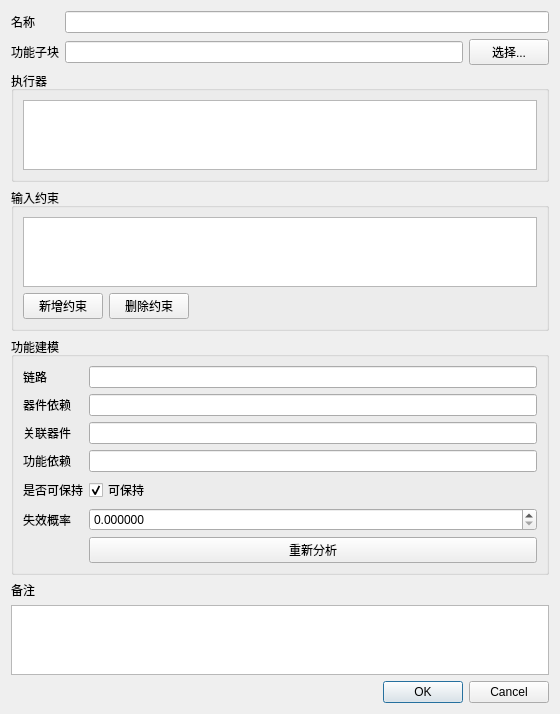
First picture: the form in widget/functioneditdialog.ui, repository lushisongicloud/T-Designer, before the edit.
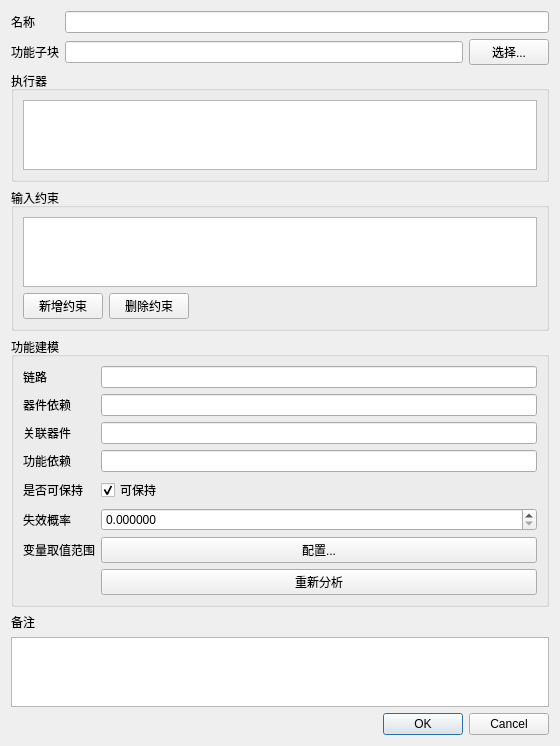
Second picture: the form after the edit.

Patch:
```diff
--- a/widget/functioneditdialog.ui
+++ b/widget/functioneditdialog.ui
@@ -194,7 +194,21 @@
         </property>
        </widget>
       </item>
+      <item row="6" column="0">
+       <widget class="QLabel" name="labelVariableConfig">
+        <property name="text">
+         <string>变量取值范围</string>
+        </property>
+       </widget>
+      </item>
       <item row="6" column="1">
+       <widget class="QPushButton" name="btnVariableValues">
+        <property name="text">
+         <string>配置...</string>
+        </property>
+       </widget>
+      </item>
+      <item row="7" column="1">
        <widget class="QPushButton" name="btnAutoAnalyze">
         <property name="text">
          <string>重新分析</string>
```
